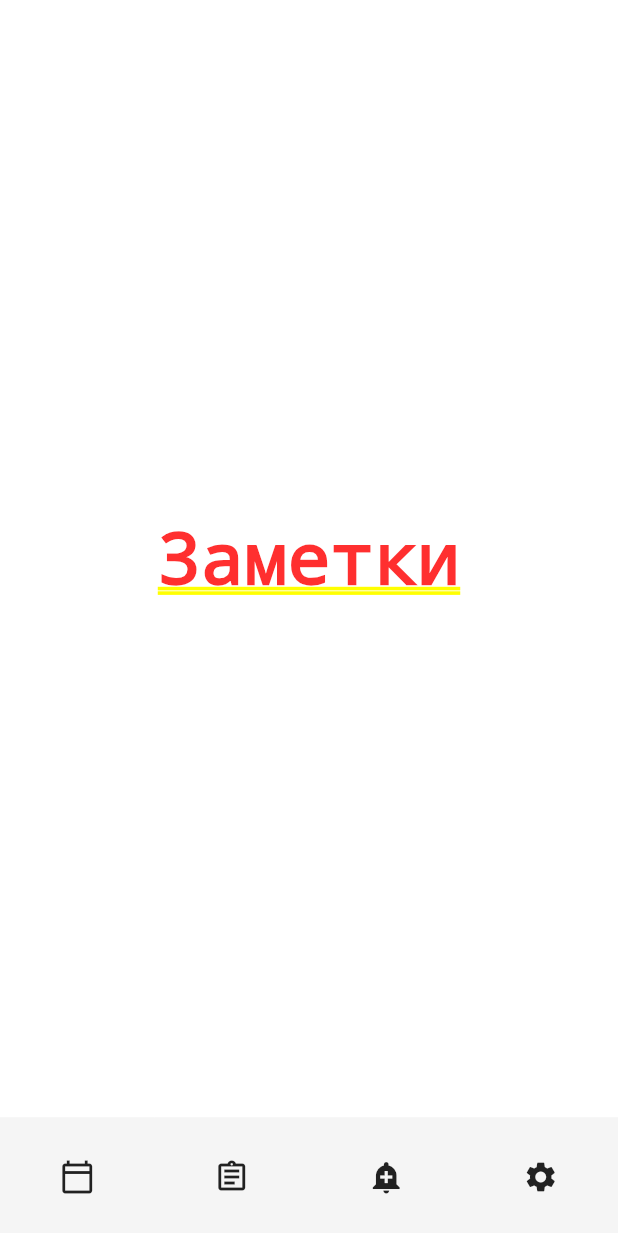
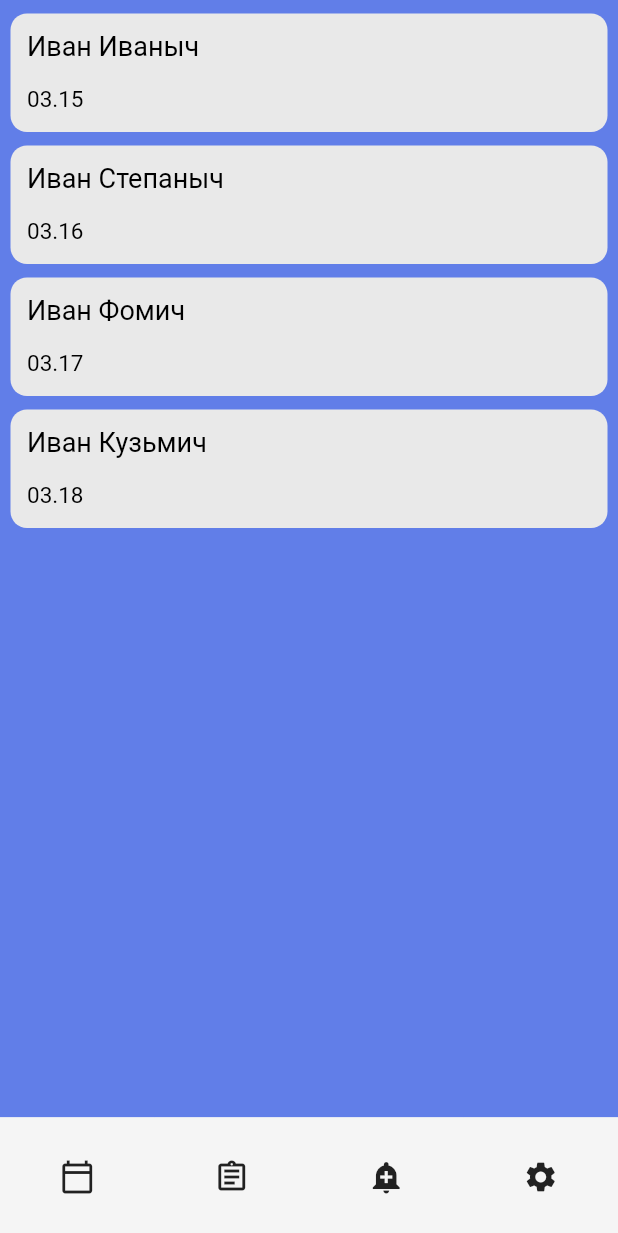
Before and after one commit to strelas/tusur-employee, a Flutter app: the screen it shows after launch, item 2 of the bottom bar chosen, on a phone screen of 412 x 824 dp. Shown: the top 1233 px of the screen. Run offline on Flutter 3.47's test engine with Material 2 defaults, Android fonts, the phone set to English and light mode, and no system bars.

Commit message:
added notes page

```diff
--- a/lib/screens/main/custom_widgets/notes_page_body.dart
+++ b/lib/screens/main/custom_widgets/notes_page_body.dart
@@ -1,3 +1,4 @@
+import 'package:flutter/cupertino.dart';
 import 'package:flutter/material.dart';
 
 class NotesPageBody extends StatefulWidget {
@@ -6,10 +7,105 @@ class NotesPageBody extends StatefulWidget {
 }
 
 class _NotesPageBodyState extends State<NotesPageBody> {
+  final names = [
+    "Иван Иваныч",
+    "Иван Степаныч",
+    "Иван Фомич",
+    "Иван Кузьмич",
+  ];
+  final dates = [
+    DateTime(2021, 03, 15),
+    DateTime(2021, 03, 16),
+    DateTime(2021, 03, 17),
+    DateTime(2021, 03, 18),
+  ];
+
   @override
   Widget build(BuildContext context) {
     return Center(
-      child: Text("Заметки"),
+        child: Container(
+          padding: EdgeInsets.symmetric(horizontal: 7, vertical: 9),
+          color: Color(0xFF617EE8),
+          child: ListView.separated(
+            itemBuilder: (context, index) {
+              return _Note(
+                name: names[index],
+                date: dates[index],
+              );
+            },
+            itemCount: names.length,
+            separatorBuilder: (BuildContext context, int index) {
+              return Container(
+                height: 9,
+              );
+            },
+          ),
+        ),
+      );
+  }
+}
+
+class _Note extends StatelessWidget {
+  final String name;
+  final DateTime date;
+
+  const _Note({Key key, this.name, this.date}) : super(key: key);
+
+  @override
+  Widget build(BuildContext context) {
+    return Dismissible(
+      confirmDismiss: (direction) async {
+        return direction == DismissDirection.endToStart;
+      },
+      background: Row(
+        mainAxisAlignment: MainAxisAlignment.end,
+        children: [
+          Container(
+              height: 46,
+              width: 46,
+              decoration: BoxDecoration(
+                borderRadius: BorderRadius.circular(23),
+                color: Colors.red,
+              ),
+              child: Icon(Icons.delete, color: Colors.white)),
+          Container(
+            width: 18,
+          )
+        ],
+      ),
+      key: Key(name),
+      child: Container(
+        padding: EdgeInsets.only(left: 11, top: 11, bottom: 13),
+        //margin: EdgeInsets.symmetric(horizontal: 7,vertical: 9),
+        decoration: BoxDecoration(
+            color: Color(0xFFE9E9E9), borderRadius: BorderRadius.circular(11)),
+        child: Column(
+          crossAxisAlignment: CrossAxisAlignment.start,
+          children: [
+            Text(
+              name,
+              style: TextStyle(
+                color: Colors.black,
+                decoration: TextDecoration.none,
+                fontSize: 18,
+                fontWeight: FontWeight.w400,
+                fontFamily: 'Roboto',
+              ),
+            ),
+            Container(height: 16),
+            Text(
+                date.month < 10
+                    ? "0" + date.month.toString() + "." + date.day.toString()
+                    : date.month.toString() + "." + date.day.toString(),
+                style: TextStyle(
+                    color: Colors.black,
+                    decoration: TextDecoration.none,
+                    fontSize: 15,
+                    fontWeight: FontWeight.w400,
+                    fontFamily: 'Roboto')),
+          ],
+        ),
+      ),
     );
   }
 }
```
